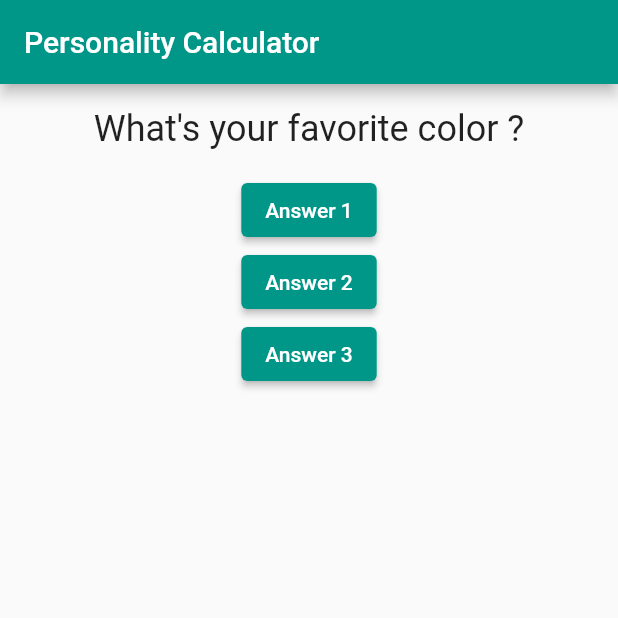
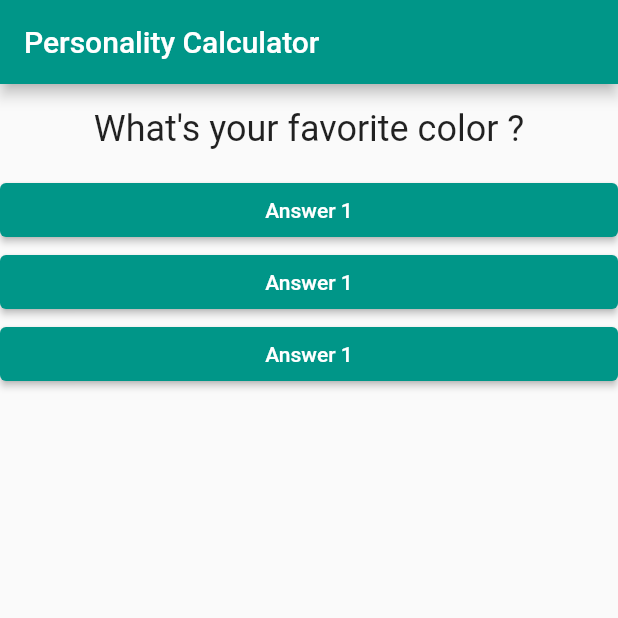
Before and after one commit to Alamin11/QuizApp, a Flutter app: the screen it shows after launch, on a phone screen of 412 x 824 dp, the top half of it. Run offline on Flutter 3.47's test engine with Material 2 defaults, Android fonts, the phone set to English and light mode, and no system bars.

Commit message:
Another custom widget named answer added

```diff
--- /dev/null
+++ b/lib/answer.dart
@@ -0,0 +1,18 @@
+import 'package:flutter/material.dart';
+
+class Answer extends StatelessWidget {
+  final VoidCallback answerHandler;
+  //Answer(this.answerHandler);
+  const Answer(this.answerHandler, {Key? key}) : super(key: key);
+
+  @override
+  Widget build(BuildContext context) {
+    return Container(
+      width: double.infinity,
+      child: ElevatedButton(
+        onPressed: answerHandler,
+        child: Text('Answer 1'),
+      ),
+    );
+  }
+}
--- a/lib/main.dart
+++ b/lib/main.dart
@@ -4,6 +4,7 @@ import 'package:flutter/material.dart';
 
 //created widget
 import './question.dart';
+import './answer.dart';
 
 void main(List<String> args) {
   runApp(MyApp());
@@ -52,18 +53,9 @@ class _MyAppState extends State<MyApp> {
               Question(
                 questions[_questionIndex],
               ),
-              ElevatedButton(
-                onPressed: _answerQuestion,
-                child: const Text('Answer 1'),
-              ),
-              ElevatedButton(
-                onPressed: _answerQuestion,
-                child: const Text('Answer 2'),
-              ),
-              ElevatedButton(
-                onPressed: _answerQuestion,
-                child: const Text('Answer 3'),
-              ),
+              Answer(_answerQuestion),
+              Answer(_answerQuestion),
+              Answer(_answerQuestion),
             ],
           )),
     );
```
